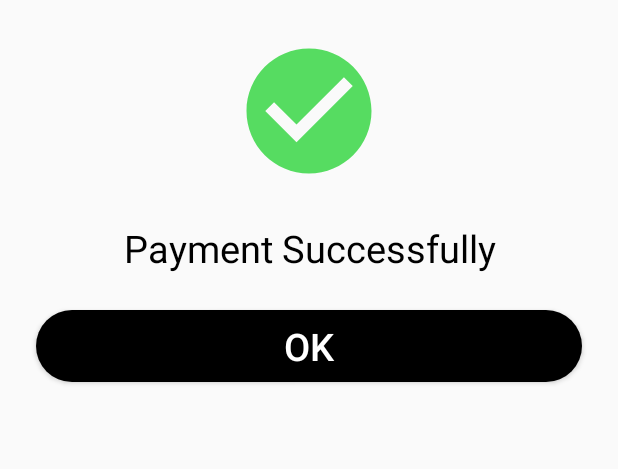
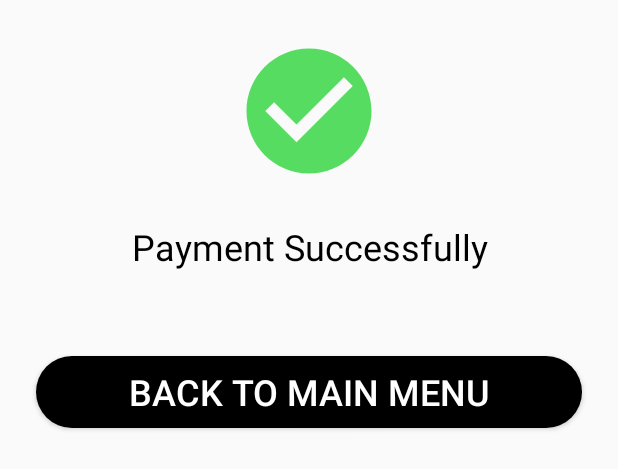
Before and after one commit to tanchekwei/banking-app, an Android app: the layout dialog_payment.xml on its own in the app's theme, with its tools: preview values and no code run, on a phone screen of 412 x 824 dp. Shown: the top 469 px of the screen. Run offline under Robolectric (Android 15) with nearby library versions, the phone set to English and light mode, and no system bars; Roboto replaces fonts that are not available here.

```diff
--- a/app/src/main/res/layout/dialog_payment.xml
+++ b/app/src/main/res/layout/dialog_payment.xml
@@ -18,7 +18,7 @@
         android:text="@string/payment_successfully"
         android:textAlignment="center"
         android:textColor="@color/primaryTextColor"
-        android:textSize="25dp"
+        android:textSize="24sp"
         app:layout_constraintEnd_toEndOf="parent"
         app:layout_constraintStart_toStartOf="parent"
         app:layout_constraintTop_toBottomOf="@+id/imageView2" />
@@ -54,13 +54,13 @@
         android:layout_marginEnd="24dp"
         android:layout_marginBottom="24dp"
         android:background="@drawable/button_shape"
-        android:text="@string/ok"
+        android:text="@string/back_to_main_menu"
         android:textColor="@color/secondaryTextColor"
-        android:textSize="25dp"
+        android:textSize="24sp"
         app:layout_constraintBottom_toBottomOf="parent"
         app:layout_constraintEnd_toEndOf="parent"
         app:layout_constraintStart_toStartOf="parent"
-        app:layout_constraintTop_toBottomOf="@+id/labelPaySuccess" />
+        app:layout_constraintTop_toBottomOf="@+id/tvPaySuccessMsg" />
 
     <ImageView
         android:id="@+id/imageView2"
@@ -74,5 +74,19 @@
         app:layout_constraintTop_toTopOf="parent"
         app:srcCompat="@drawable/ic_check_circle_green_24dp" />
 
+    <TextView
+        android:id="@+id/tvPaySuccessMsg"
+        android:layout_width="0dp"
+        android:layout_height="wrap_content"
+        android:layout_marginStart="24dp"
+        android:layout_marginTop="8dp"
+        android:layout_marginEnd="24dp"
+        android:textAlignment="center"
+        android:textColor="@color/primaryTextColor"
+        android:textSize="18sp"
+        app:layout_constraintEnd_toEndOf="parent"
+        app:layout_constraintStart_toStartOf="parent"
+        app:layout_constraintTop_toBottomOf="@+id/labelPaySuccess" />
+
 
 </android.support.constraint.ConstraintLayout>
--- a/app/src/main/res/values/strings.xml
+++ b/app/src/main/res/values/strings.xml
@@ -273,6 +273,7 @@
     <string name="id_no">Identification No</string>
     <string name="request_tac">Request TAC</string>
     <string name="recipient">Recipient</string>
+    <string name="back_to_main_menu">Back to Main Menu</string>
     <string-array name="state">
         <item>Please choose state</item>
         <item>Johor</item>
```
Also changed, not shown: app/src/main/java/my/edu/tarc/bankingapp/PayByQR2Activity.java (+9 -2 lines).
